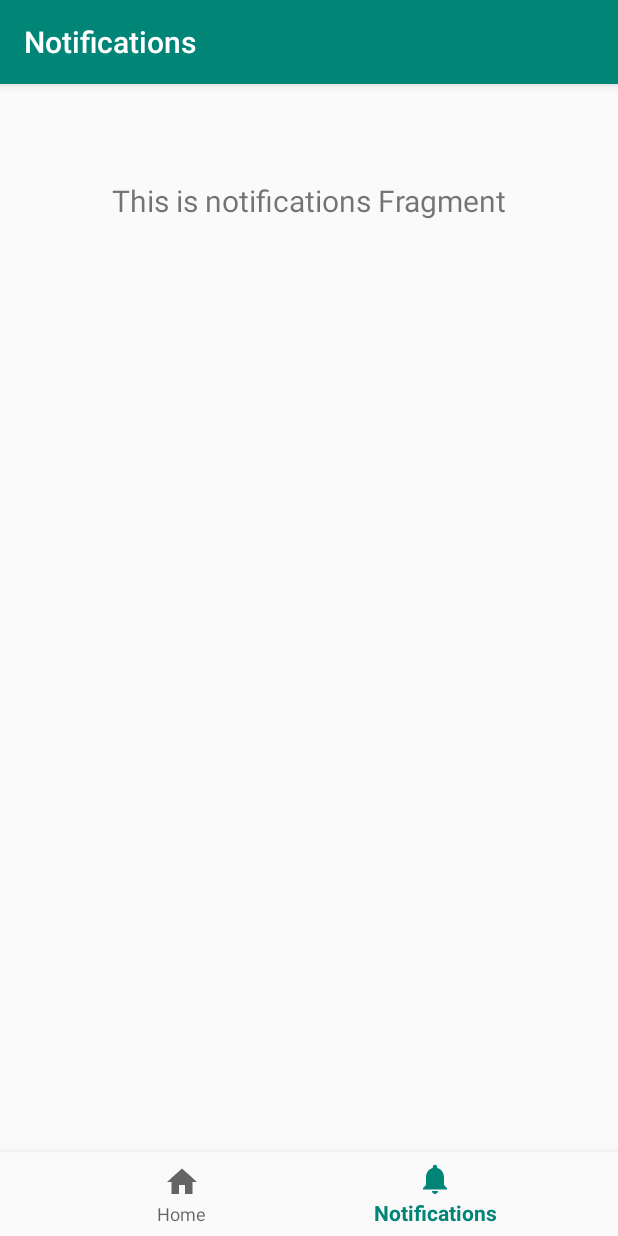
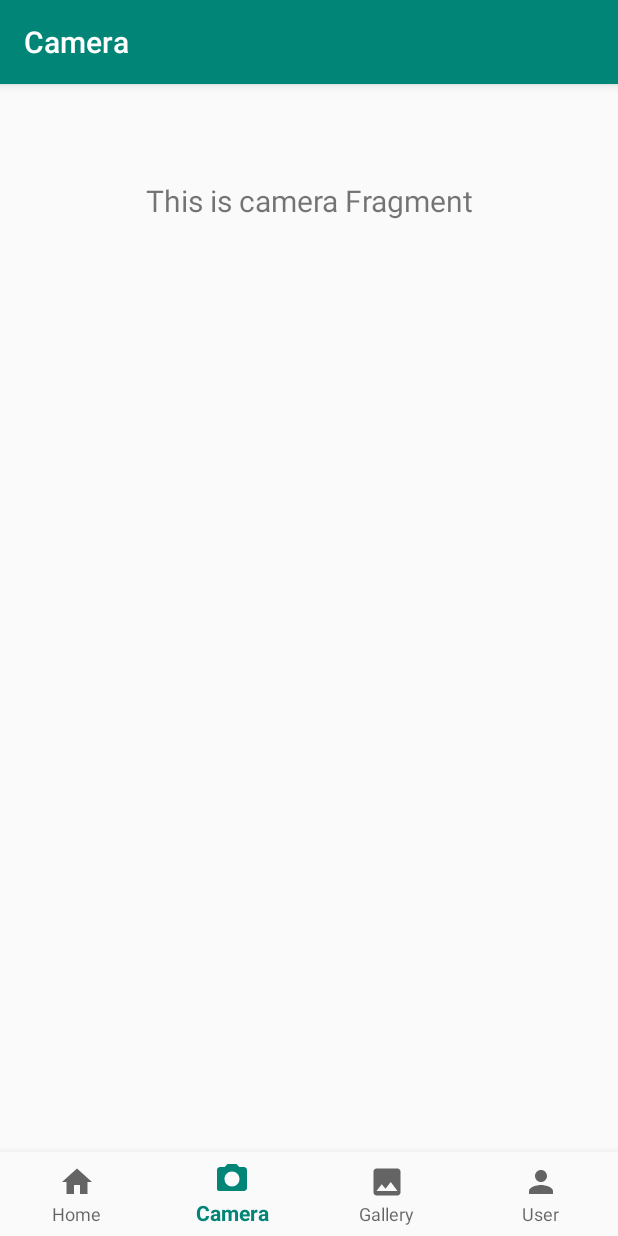
Before and after one commit to loreleensablot/TreeLife, an Android app: the CameraFragment screen opened through its navigation route, on a phone screen of 412 x 824 dp. Run offline under Robolectric (Android 15) with nearby library versions, the phone set to English and light mode, and no system bars; our stand-ins replace navigation-ui.

Commit message:
add navigations title

```diff
--- a/tree_life/app/src/main/java/com/thesis/treelife/MainActivity.kt
+++ b/tree_life/app/src/main/java/com/thesis/treelife/MainActivity.kt
@@ -7,19 +7,19 @@ import androidx.navigation.findNavController
 import androidx.navigation.ui.AppBarConfiguration
 import androidx.navigation.ui.setupActionBarWithNavController
 import androidx.navigation.ui.setupWithNavController
+import kotlinx.android.synthetic.main.activity_main.*
 
 class MainActivity : AppCompatActivity() {
 
     override fun onCreate(savedInstanceState: Bundle?) {
         super.onCreate(savedInstanceState)
         setContentView(R.layout.activity_main)
-        val navView: BottomNavigationView = findViewById(R.id.nav_view)
 
+
+        val navView : BottomNavigationView = nav_view
         val navController = findNavController(R.id.nav_host_fragment)
-        // Passing each menu ID as a set of Ids because each
-        // menu should be considered as top level destinations.
         val appBarConfiguration = AppBarConfiguration(
-            setOf(R.id.navigation_home, R.id.navigation_notifications)
+            setOf(R.id.navigation_home, R.id.navigation_camera, R.id.navigation_gallery, R.id.navigation_user)
         )
         setupActionBarWithNavController(navController, appBarConfiguration)
         navView.setupWithNavController(navController)
--- a/tree_life/app/src/main/java/com/thesis/treelife/ui/notifications/NotificationsFragment.kt
+++ b/tree_life/app/src/main/java/com/thesis/treelife/ui/camera/CameraFragment.kt
@@ -1,4 +1,4 @@
-package com.thesis.treelife.ui.notifications
+package com.thesis.treelife.ui.camera
 
 import android.os.Bundle
 import android.view.LayoutInflater
@@ -10,20 +10,20 @@ import androidx.lifecycle.Observer
 import androidx.lifecycle.ViewModelProviders
 import com.thesis.treelife.R
 
-class NotificationsFragment : Fragment() {
+class CameraFragment : Fragment() {
 
-    private lateinit var notificationsViewModel: NotificationsViewModel
+    private lateinit var cameraViewModel: CameraViewModel
 
     override fun onCreateView(
         inflater: LayoutInflater,
         container: ViewGroup?,
         savedInstanceState: Bundle?
     ): View? {
-        notificationsViewModel =
-            ViewModelProviders.of(this).get(NotificationsViewModel::class.java)
-        val root = inflater.inflate(R.layout.fragment_notifications, container, false)
-        val textView: TextView = root.findViewById(R.id.text_notifications)
-        notificationsViewModel.text.observe(this, Observer {
+        cameraViewModel =
+            ViewModelProviders.of(this).get(CameraViewModel::class.java)
+        val root = inflater.inflate(R.layout.fragment_camera, container, false)
+        val textView: TextView = root.findViewById(R.id.text_camera)
+        cameraViewModel.text.observe(this, Observer {
             textView.text = it
         })
         return root
--- a/tree_life/app/src/main/java/com/thesis/treelife/ui/notifications/NotificationsViewModel.kt
+++ b/tree_life/app/src/main/java/com/thesis/treelife/ui/camera/CameraViewModel.kt
@@ -1,13 +1,13 @@
-package com.thesis.treelife.ui.notifications
+package com.thesis.treelife.ui.camera
 
 import androidx.lifecycle.LiveData
 import androidx.lifecycle.MutableLiveData
 import androidx.lifecycle.ViewModel
 
-class NotificationsViewModel : ViewModel() {
+class CameraViewModel : ViewModel() {
 
     private val _text = MutableLiveData<String>().apply {
-        value = "This is notifications Fragment"
+        value = "This is camera Fragment"
     }
     val text: LiveData<String> = _text
 }
--- /dev/null
+++ b/tree_life/app/src/main/res/drawable/ic_camera_black_24dp.xml
@@ -0,0 +1,9 @@
+<vector xmlns:android="http://schemas.android.com/apk/res/android"
+    android:width="24dp"
+    android:height="24dp"
+    android:viewportWidth="24.0"
+    android:viewportHeight="24.0">
+    <path
+        android:fillColor="#FF000000"
+        android:pathData="M9 2L7.17 4H4c-1.1 0-2 0.9-2 2v12c0 1.1.09 2 2 2h16c1.1 0 2-0.9 2-2V6c0-1.1-0.9-2-2-2h-3.17L15 2H9zm3 15c-2.76 0-5-2.24-5-5s2.24-5 5-5 5 2.24 5 5-2.24 5-5 5z" />
+</vector>
--- a/tree_life/app/src/main/res/drawable/ic_notifications_black_24dp.xml
+++ b/tree_life/app/src/main/res/drawable/ic_gallery_black_24dp.xml
@@ -5,5 +5,5 @@
     android:viewportHeight="24.0">
     <path
         android:fillColor="#FF000000"
-        android:pathData="M12,22c1.1,0 2,-0.9 2,-2h-4c0,1.1 0.89,2 2,2zM18,16v-5c0,-3.07 -1.64,-5.64 -4.5,-6.32L13.5,4c0,-0.83 -0.67,-1.5 -1.5,-1.5s-1.5,0.67 -1.5,1.5v0.68C7.63,5.36 6,7.92 6,11v5l-2,2v1h16v-1l-2,-2z" />
+        android:pathData="M21 19V5c0-1.1-.9-2-2-2H5c-1.1 0-2 0.9-2 2v14c0 1.1.9 2 2 2h14c1.1 0 2-0.9 2-2zM8.5 13.5l2.5 3.01L14.5 12l4.5 6H5l3.5-4.5z" />
 </vector>
--- a/tree_life/app/src/main/res/drawable/ic_dashboard_black_24dp.xml
+++ b/tree_life/app/src/main/res/drawable/ic_person_black_24dp.xml
@@ -5,5 +5,5 @@
     android:viewportHeight="24.0">
     <path
         android:fillColor="#FF000000"
-        android:pathData="M3,13h8L11,3L3,3v10zM3,21h8v-6L3,15v6zM13,21h8L21,11h-8v10zM13,3v6h8L21,3h-8z" />
+        android:pathData="M12 12c2.21 0 4-1.79 4-4s-1.79-4-4-4-4 1.79-4 4 1.79 4 4 4zm0 2c-2.67 0-8 1.34-8 4v2h16v-2c0-2.66-5.33-4-8-4z" />
 </vector>
--- a/tree_life/app/src/main/res/layout/activity_main.xml
+++ b/tree_life/app/src/main/res/layout/activity_main.xml
@@ -9,6 +9,7 @@
     <com.google.android.material.bottomnavigation.BottomNavigationView
         android:id="@+id/nav_view"
         android:layout_width="0dp"
+        app:labelVisibilityMode="labeled"
         android:layout_height="wrap_content"
         android:layout_marginStart="0dp"
         android:layout_marginEnd="0dp"
--- a/tree_life/app/src/main/res/layout/fragment_dashboard.xml
+++ b/tree_life/app/src/main/res/layout/fragment_camera.xml
@@ -5,7 +5,7 @@
     android:layout_height="match_parent">
 
     <TextView
-        android:id="@+id/text_dashboard"
+        android:id="@+id/text_camera"
         android:layout_width="match_parent"
         android:layout_height="wrap_content"
         android:layout_marginStart="8dp"
--- a/tree_life/app/src/main/res/layout/fragment_notifications.xml
+++ b/tree_life/app/src/main/res/layout/fragment_gallery.xml
@@ -5,7 +5,7 @@
     android:layout_height="match_parent">
 
     <TextView
-        android:id="@+id/text_notifications"
+        android:id="@+id/text_gallery"
         android:layout_width="match_parent"
         android:layout_height="wrap_content"
         android:layout_marginStart="8dp"
--- a/tree_life/app/src/main/res/menu/bottom_nav_menu.xml
+++ b/tree_life/app/src/main/res/menu/bottom_nav_menu.xml
@@ -1,5 +1,6 @@
 <?xml version="1.0" encoding="utf-8"?>
-<menu xmlns:android="http://schemas.android.com/apk/res/android">
+<menu xmlns:android="http://schemas.android.com/apk/res/android"
+    xmlns:app="http://schemas.android.com/apk/res-auto">
 
     <item
         android:id="@+id/navigation_home"
@@ -7,8 +8,18 @@
         android:title="@string/title_home" />
 
     <item
-        android:id="@+id/navigation_notifications"
-        android:icon="@drawable/ic_notifications_black_24dp"
-        android:title="@string/title_notifications" />
+        android:id="@+id/navigation_camera"
+        android:icon="@drawable/ic_camera_black_24dp"
+        android:title="@string/title_camera" />
+
+    <item
+        android:id="@+id/navigation_gallery"
+        android:icon="@drawable/ic_gallery_black_24dp"
+        android:title="@string/title_gallery" />
+
+    <item
+        android:id="@+id/navigation_user"
+        android:icon="@drawable/ic_person_black_24dp"
+        android:title="@string/title_user" />
 
 </menu>
--- a/tree_life/app/src/main/res/navigation/mobile_navigation.xml
+++ b/tree_life/app/src/main/res/navigation/mobile_navigation.xml
@@ -12,8 +12,20 @@
         tools:layout="@layout/fragment_home" />
 
     <fragment
-        android:id="@+id/navigation_notifications"
-        android:name="com.thesis.treelife.ui.notifications.NotificationsFragment"
-        android:label="@string/title_notifications"
-        tools:layout="@layout/fragment_notifications" />
+        android:id="@+id/navigation_camera"
+        android:name="com.thesis.treelife.ui.camera.CameraFragment"
+        android:label="@string/title_camera"
+        tools:layout="@layout/fragment_camera" />
+
+    <fragment
+        android:id="@+id/navigation_gallery"
+        android:name="com.thesis.treelife.ui.camera.CameraFragment"
+        android:label="@string/title_gallery"
+        tools:layout="@layout/fragment_gallery" />
+
+    <fragment
+        android:id="@+id/navigation_user"
+        android:name="com.thesis.treelife.ui.camera.CameraFragment"
+        android:label="@string/title_user"
+        tools:layout="@layout/fragment_user" />
 </navigation>
--- a/tree_life/app/src/main/res/values/strings.xml
+++ b/tree_life/app/src/main/res/values/strings.xml
@@ -1,6 +1,7 @@
 <resources>
     <string name="app_name">Tree Life</string>
     <string name="title_home">Home</string>
-    <string name="title_dashboard">Dashboard</string>
-    <string name="title_notifications">Notifications</string>
+    <string name="title_camera">Camera</string>
+    <string name="title_gallery">Gallery</string>
+    <string name="title_user">User</string>
 </resources>
```
Also changed, not shown: tree_life/app/build.gradle (+16 -9 lines), tree_life/app/src/main/res/layout/fragment_user.xml (added, +19 -0 lines).
